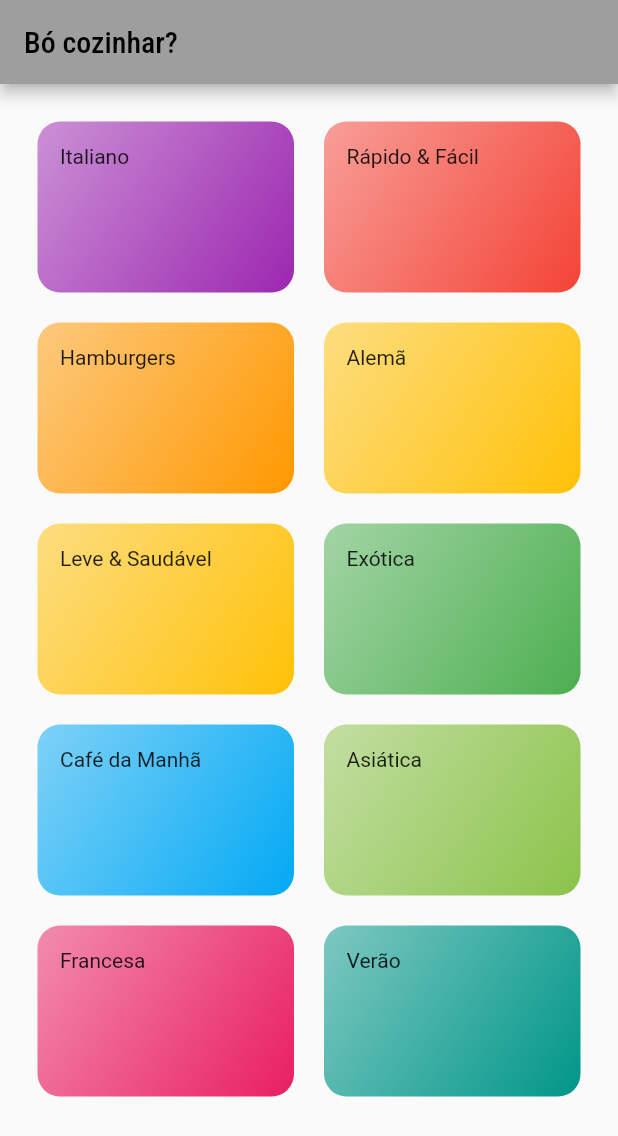
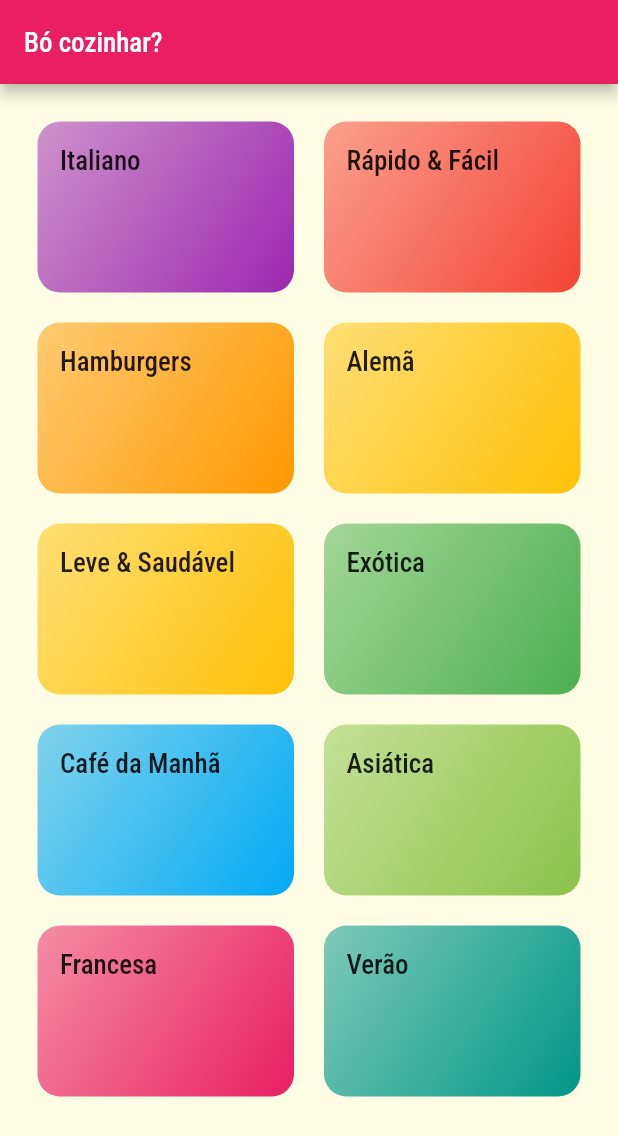
Before and after one commit to alisson-araujo/meals, a Flutter app: the screen it shows after launch, on a phone screen of 412 x 824 dp. Shown: the top 1136 px of the screen. Run offline on Flutter 3.47's test engine with Material 2 defaults, Android fonts, the phone set to English and light mode, and no system bars.

Commit message:
implementando navegação com rotas

```diff
--- a/lib/components/category_item.dart
+++ b/lib/components/category_item.dart
@@ -1,6 +1,6 @@
 import 'package:flutter/material.dart';
 import 'package:meals/models/category.dart';
-
+import 'package:meals/screens/categories_meals_screen.dart';
 
 class CategoryItem extends StatelessWidget {
   // final CategoryItem({ Key? key }) : super(key: key);
@@ -9,11 +9,32 @@ class CategoryItem extends StatelessWidget {
 
   const CategoryItem(this.category);
 
+  void _selectCategory(BuildContext context) {
+    // Navigator.of(context).push(
+    //   MaterialPageRoute(
+    //     builder: (_) {
+    //       return CategoriesMealsScreen(category);
+    //     },
+    //   ),
+    // );
+    Navigator.of(context).pushNamed(
+      '/categories-meals',
+      arguments: category,
+    );
+  }
+
   @override
   Widget build(BuildContext context) {
-    return Container(
+    return InkWell(
+      onTap: () => _selectCategory(context),
+      borderRadius: BorderRadius.circular(15),
+      splashColor: Theme.of(context).primaryColor,
+      child: Container(
         padding: const EdgeInsets.all(15),
-      child: Text(category.title),
+        child: Text(
+          category.title,
+          style: Theme.of(context).textTheme.headline6,
+        ),
         decoration: BoxDecoration(
           borderRadius: BorderRadius.circular(15),
           gradient: LinearGradient(
@@ -25,6 +46,7 @@ class CategoryItem extends StatelessWidget {
             end: Alignment.bottomRight,
           ),
         ),
+      ),
     );
   }
 }
--- a/lib/main.dart
+++ b/lib/main.dart
@@ -1,25 +1,30 @@
 import 'package:flutter/material.dart';
+import 'package:meals/screens/categories_meals_screen.dart';
 import 'package:meals/screens/categories_screen.dart';
 
 void main() => runApp(const MyApp());
 
 class MyApp extends StatelessWidget {
-  const MyApp({ Key? key }) : super(key: key);
+  const MyApp({Key? key}) : super(key: key);
 
   @override
   Widget build(BuildContext context) {
     return MaterialApp(
+      title: 'Vamos cozinhar?',
       theme: ThemeData(
-        primarySwatch: Colors.grey,
-        fontFamily: 'Raleway',
-        textTheme: ThemeData.light().textTheme.copyWith(
-          headline6: const TextStyle(
-            fontSize: 20,
-            fontFamily: 'RobotoCondensed',
-          ),
-        )
-      ),
+          primarySwatch: Colors.pink,
+          fontFamily: 'Raleway',
+          canvasColor: const Color.fromRGBO(255, 254, 229, 1),
+          textTheme: ThemeData.light().textTheme.copyWith(
+                headline6: const TextStyle(
+                  fontSize: 18,
+                  fontFamily: 'RobotoCondensed',
+                ),
+              )),
       home: const CategoriesScreen(),
+      routes: {
+        '/categories-meals': (ctx) => CategoriesMealsScreen(),
+      },
     );
   }
 }
--- a/lib/models/category.dart
+++ b/lib/models/category.dart
@@ -1,7 +1,6 @@
 import 'package:flutter/material.dart';
 
 class Category {
-
   final String id;
   final String title;
   final Color color;
--- a/lib/screens/categories_screen.dart
+++ b/lib/screens/categories_screen.dart
@@ -20,7 +20,7 @@ class CategoriesScreen extends StatelessWidget {
           crossAxisSpacing: 20,
           mainAxisSpacing: 20,
         ),
-        children: dummyCategories.map((cat){
+        children: dummyCategories.map((cat) {
           return CategoryItem(cat);
         }).toList(),
       ),
```
Also changed, not shown: lib/screens/categories_meals_screen.dart (added, +19 -0 lines), lib/data/dummy_data.dart (line endings or trailing spaces). Lines whose indentation alone changed are shown as unchanged.
